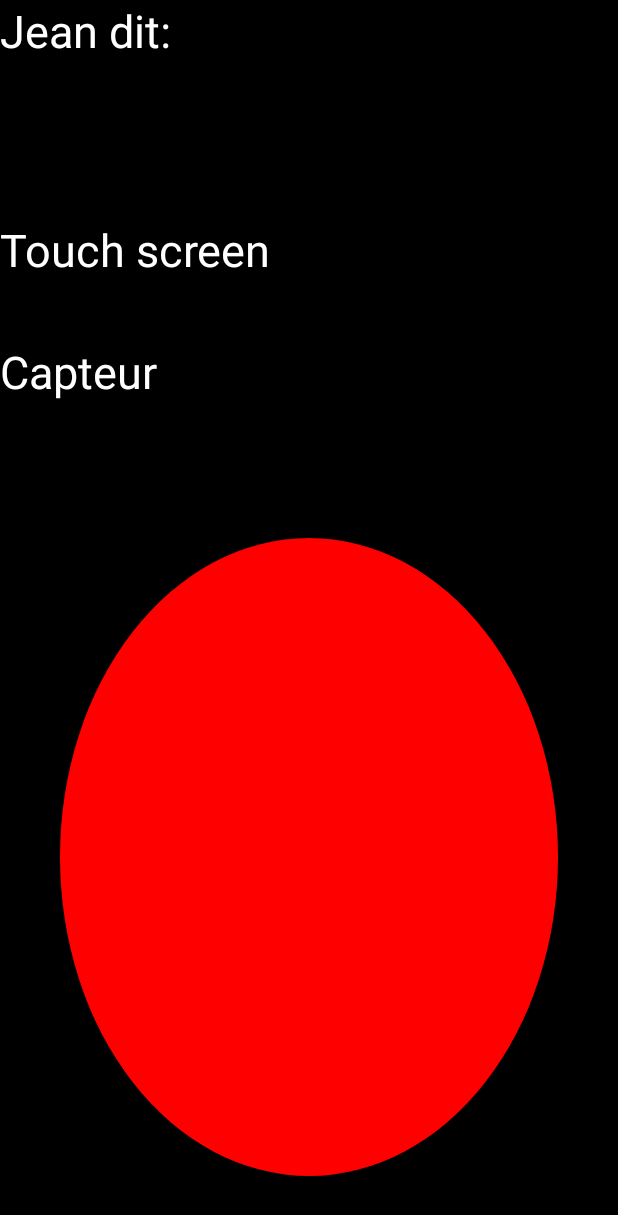
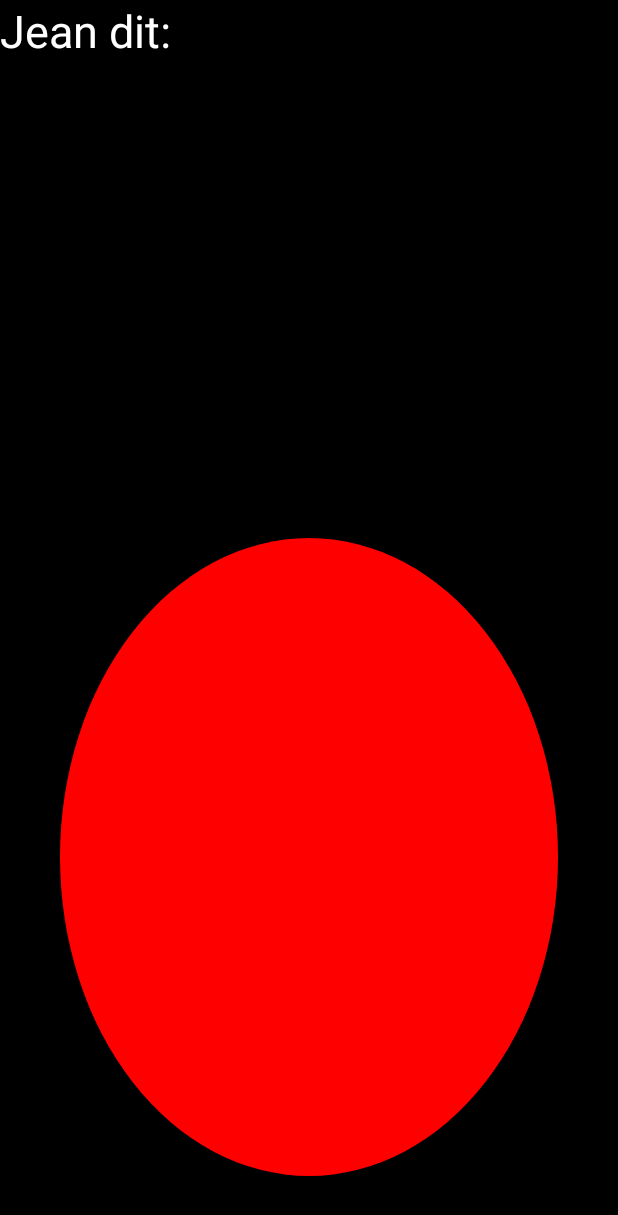
Before and after one commit to Rumply/Technologie_jeu, an Android app: the screen it shows after launch (MainActivity), on a phone screen of 412 x 824 dp. Shown: the top 1215 px of the screen. Run offline under Robolectric (Android 15) with nearby library versions, the phone set to English and light mode, and no system bars.

Commit message:
Changement du texte par défaut

```diff
--- a/app/src/main/java/ca/cegepdrummond/technologie_jeu/CanvasView.java
+++ b/app/src/main/java/ca/cegepdrummond/technologie_jeu/CanvasView.java
@@ -76,7 +76,7 @@ public class CanvasView extends View {
     // when ACTION_DOWN start touch according to the x,y values
     private void startTouch(float x, float y) {
         hold = true;
-        mTextTouch.setText(R.string.toucher_text);
+        mTextTouch.setText(R.string.toucher_Text);
     }
 
     private float hyp(float a, float b){
--- a/app/src/main/res/layout/activity_main.xml
+++ b/app/src/main/res/layout/activity_main.xml
@@ -22,7 +22,6 @@
             android:layout_width="match_parent"
             android:layout_height="81dp"
             android:textAppearance="?android:attr/textAppearanceLarge"
-            android:text="@string/msg_defaut_touchscreen"
             android:id="@+id/touchState_label"
             android:textSize="@dimen/msg_state_size"
             android:textColor="@color/colorText"/>
@@ -31,7 +30,6 @@
                 android:layout_width="match_parent"
                 android:layout_height="91dp"
                 android:textAppearance="?android:attr/textAppearanceLarge"
-                android:text="@string/msg_defaut_capteur"
                 android:id="@+id/capteurState_label"
                 android:textSize="@dimen/msg_state_size"
                 android:textColor="@color/colorText" />
--- a/app/src/main/res/values/strings.xml
+++ b/app/src/main/res/values/strings.xml
@@ -1,6 +1,5 @@
 <resources>
     <string name="app_name">Technologie_jeu</string>
-    <string name="toucher_text">Vous touché le bouton</string>
     <string name="pas_toucher_Text">Bouton (Inactif)</string>
     <string name="msg_nonCacher">Capteur non caché</string>
     <string name="msg_cacher">Capteur caché</string>
```
